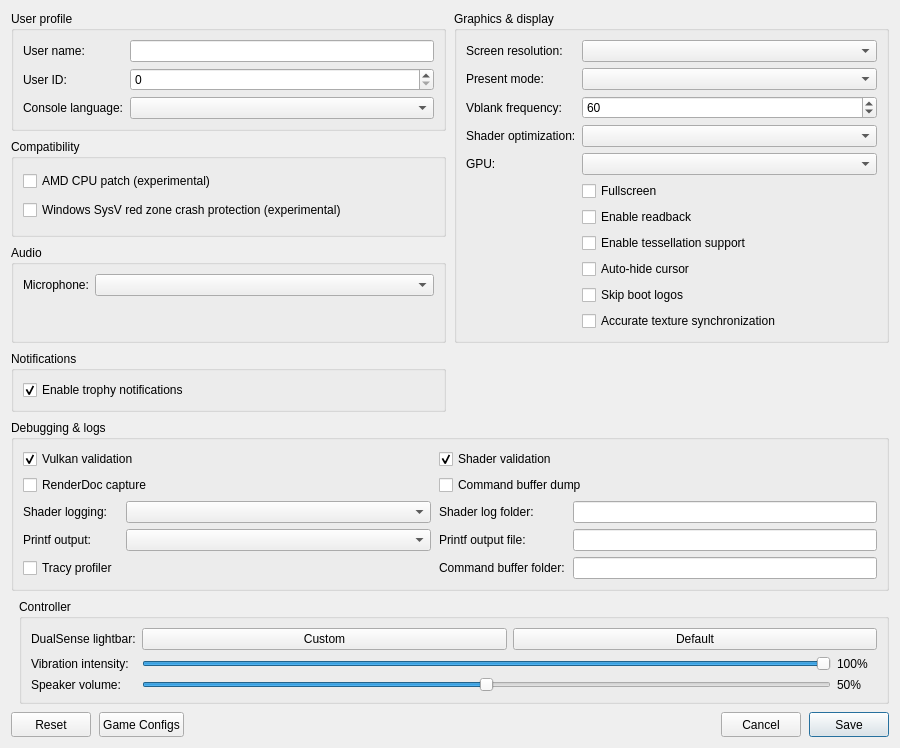
This is src/launcher/forms/configuration_edit_dialog.ui in TheCruZ/KytyPS5-GTA as Qt 5 draws it before an edit. The edited form follows.
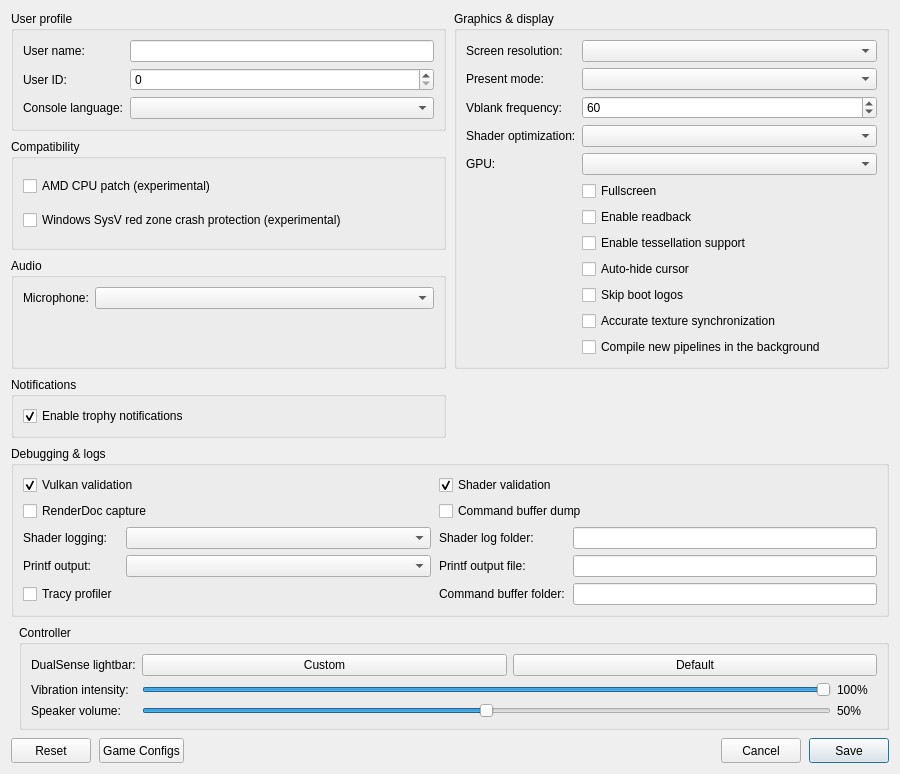
This is the edited form. Custom widgets are drawn as their Qt base class.

Commit message: graphics: create new pipelines in the background and skip their draws

```diff
--- a/src/launcher/forms/configuration_edit_dialog.ui
+++ b/src/launcher/forms/configuration_edit_dialog.ui
@@ -191,6 +191,12 @@
           <property name="text"><string>Accurate texture synchronization</string></property>
          </widget>
         </item>
+        <item row="11" column="1">
+         <widget class="QCheckBox" name="checkBox_async_pipelines">
+          <property name="toolTip"><string>Compile new pipelines in the background and skip the draws that need them meanwhile: an object may appear a moment late the first time it is seen, instead of the game stuttering.</string></property>
+          <property name="text"><string>Compile new pipelines in the background</string></property>
+         </widget>
+        </item>
        </layout>
       </widget>
      </item>
```
The commit also changes 12 other files.
